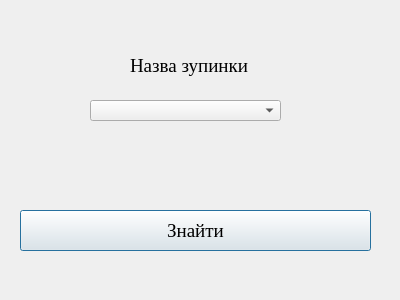
Above: MapsWay/busstopsearch.ui from MariaMihajilova/MapsWay before the change. Below: the same form after it.
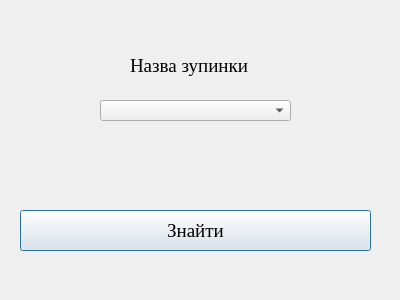
That is the form after the change.

What changed in the file:
```diff
--- a/MapsWay/busstopsearch.ui
+++ b/MapsWay/busstopsearch.ui
@@ -30,7 +30,7 @@
     <rect>
      <x>130</x>
      <y>50</y>
-     <width>121</width>
+     <width>131</width>
      <height>31</height>
     </rect>
    </property>
@@ -66,7 +66,7 @@
   <widget class="QComboBox" name="comboBox">
    <property name="geometry">
     <rect>
-     <x>90</x>
+     <x>100</x>
      <y>100</y>
      <width>191</width>
      <height>21</height>
```
